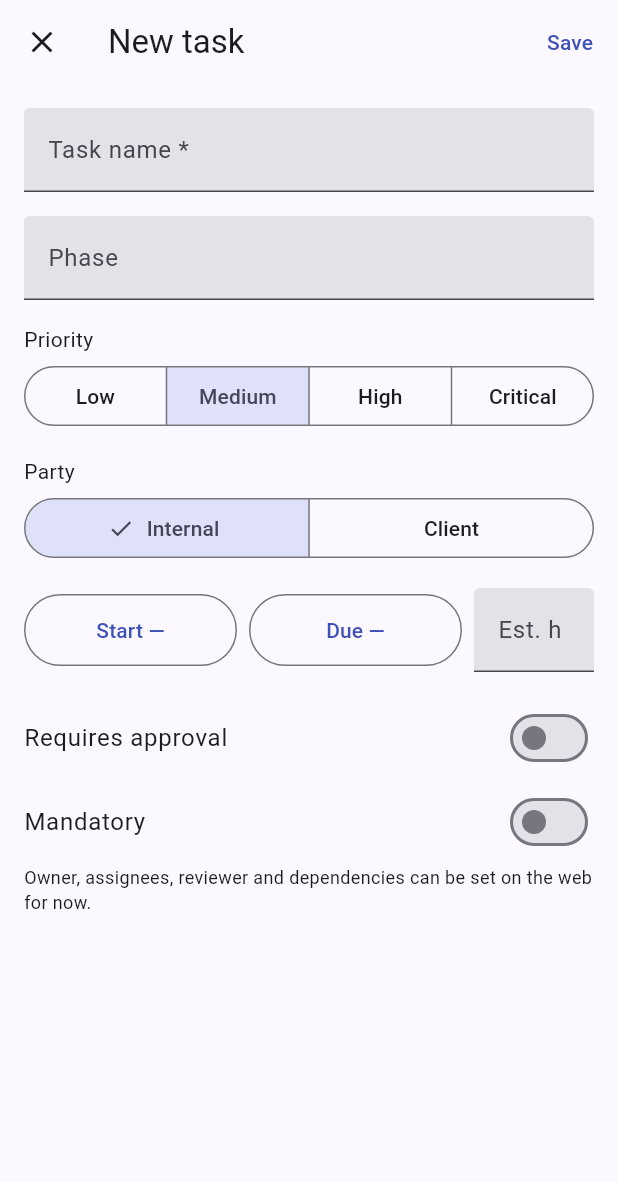
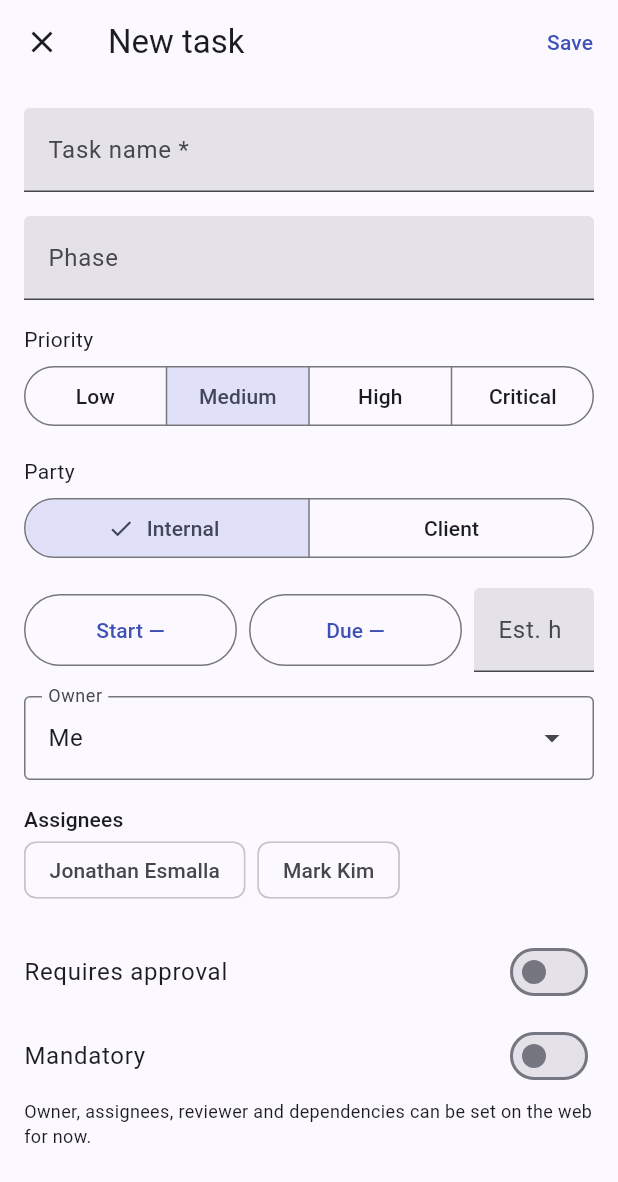
Before and after one commit to jomersonnazaire/Project-Management, a Flutter app: the CreateTaskScreen screen opened directly with empty values, on a phone screen of 412 x 824 dp. Shown: the top 1182 px of the screen. Run offline on Flutter 3.47's test engine with Material 3 defaults, Android fonts, the phone set to English and light mode, and no system bars; our stand-ins replace file_picker, flutter_riverpod, flutter_svg, go_router.

Commit message:
feat(mobile): permission gating per useCan, role tests, Insights/workload/set-password fixes, task header, create-task people

```diff
--- a/mobile/lib/data/api_repositories.dart
+++ b/mobile/lib/data/api_repositories.dart
@@ -90,6 +90,9 @@ class ApiProjectRepository implements ProjectRepository {
       'estHours': t.estHours,
       'requiresApproval': t.requiresApproval,
       'mandatory': t.mandatory,
+      if (t.ownerId != null) 'ownerId': t.ownerId,
+      'assigneeIds': t.assigneeIds,
+      if (t.reviewerId != null) 'reviewerId': t.reviewerId,
     });
     return Task.fromJson(body['task'] as Map<String, dynamic>);
   }
--- a/mobile/lib/data/mock_repositories.dart
+++ b/mobile/lib/data/mock_repositories.dart
@@ -478,7 +478,7 @@ class MockProjectRepository implements ProjectRepository {
       estHours: n.estHours,
       requiresApproval: n.requiresApproval,
       mandatory: n.mandatory,
-      ownerName: MockAuthRepository.user.name,
+      ownerName: n.ownerName ?? MockAuthRepository.user.name,
     );
     store.tasks.add(t);
     return t;
--- a/mobile/lib/data/models.dart
+++ b/mobile/lib/data/models.dart
@@ -293,9 +293,14 @@ class NewTask {
     this.estHours,
     this.requiresApproval = false,
     this.mandatory = false,
+    this.ownerId,
+    this.ownerName,
+    this.reviewerId,
+    this.assigneeIds = const [],
   });
   final String name;
-  final String? phase;
+  final String? phase, ownerId, ownerName, reviewerId;
+  final List<String> assigneeIds;
   final Priority priority;
   final Party party;
   final DateTime? plannedStart, dueDate;
--- a/mobile/lib/data/p3.dart
+++ b/mobile/lib/data/p3.dart
@@ -1037,7 +1037,10 @@ class MockP3Repository implements P3Repository {
   @override
   Future<List<Json>> workload({String? teamId}) async => [
     for (final r in _workload)
-      if (teamId == null || jsonList(r['teams']).any((t) => t['id'] == teamId))
+      if (teamId == null ||
+          ((r['teams'] as List?) ?? const []).any(
+            (t) => t is Map && t['id'] == teamId,
+          ))
         r,
   ];
   static final _workload = <Json>[
--- a/mobile/lib/state/p3_providers.dart
+++ b/mobile/lib/state/p3_providers.dart
@@ -83,8 +83,8 @@ final workloadTeamsProvider = FutureProvider<List<Json>>((ref) async {
   final rows = await ref.watch(workloadProvider(null).future);
   final m = <String, Json>{};
   for (final r in rows) {
-    for (final t in jsonList(r['teams'])) {
-      m['${t['id']}'] = t;
+    for (final t in (r['teams'] as List?) ?? const []) {
+      if (t is Map) m['${t['id']}'] = {'id': t['id'], 'name': t['name']};
     }
   }
   return m.values.toList();
--- a/mobile/lib/ui/screens/home_screens.dart
+++ b/mobile/lib/ui/screens/home_screens.dart
@@ -393,9 +393,10 @@ class _IssuesListState extends ConsumerState<IssuesList> {
           children: [
             SizedBox(
               height: 52,
-              child: ListView(
+              child: SingleChildScrollView(
                 scrollDirection: Axis.horizontal,
                 padding: const EdgeInsets.all(Space.s),
+                child: Row(
                   children: [
                     for (final f in ['Open', 'Mine', 'High', 'Closed'])
                       Padding(
@@ -418,6 +419,7 @@ class _IssuesListState extends ConsumerState<IssuesList> {
                         ),
                       ),
                   ],
+                ),
               ),
             ),
             Expanded(
--- a/mobile/lib/ui/screens/project_screens.dart
+++ b/mobile/lib/ui/screens/project_screens.dart
@@ -1,5 +1,6 @@
 import '../../state/v2_providers.dart';
 import '../v2/project_form.dart';
+import '../../state/p2_providers.dart';
 import '../v2/project_p2.dart';
 
 import 'package:flutter/material.dart';
@@ -7,6 +8,7 @@ import 'package:flutter_riverpod/flutter_riverpod.dart';
 import 'package:go_router/go_router.dart';
 
 import '../../data/models.dart';
+import '../../data/v2_repositories.dart' show NamedRef;
 import '../../state/providers.dart';
 import '../../theme/app_theme.dart';
 import '../widgets/common.dart';
@@ -645,6 +647,8 @@ class _CreateTaskScreenState extends ConsumerState<CreateTaskScreen> {
   Party _party = Party.internal;
   DateTime? _start, _due;
   bool _approval = false, _mandatory = false, _busy = false;
+  String? _owner, _reviewer;
+  final _assignees = <String>{};
 
   @override
   void dispose() {
@@ -652,6 +656,68 @@ class _CreateTaskScreenState extends ConsumerState<CreateTaskScreen> {
     _phase.dispose();
     _est.dispose();
     super.dispose();
+  }
+
+  /// Project team (GET /projects/:id members) for owner, assignees and reviewer.
+  List<NamedRef> _people() =>
+      ref.watch(projectExtrasProvider(widget.projectId)).value?.members ??
+      const [];
+
+  List<Widget> _peopleFields(BuildContext context) {
+    final people = _people();
+    if (people.isEmpty) return const [];
+    return [
+      DropdownMenu<String?>(
+        key: const Key('taskOwner'),
+        expandedInsets: EdgeInsets.zero,
+        label: const Text('Owner'),
+        initialSelection: _owner,
+        onSelected: (v) => setState(() => _owner = v),
+        dropdownMenuEntries: [
+          const DropdownMenuEntry(value: null, label: 'Me'),
+          for (final m in people) DropdownMenuEntry(value: m.id, label: m.name),
+        ],
+      ),
+      const SizedBox(height: Space.m),
+      Text('Assignees', style: Theme.of(context).textTheme.titleSmall),
+      Wrap(
+        spacing: Space.s,
+        children: [
+          for (final m in people)
+            FilterChip(
+              key: Key('taskAssignee_${m.id}'),
+              label: Text(m.name),
+              selected: _assignees.contains(m.id),
+              onSelected: (v) => setState(
+                () => v ? _assignees.add(m.id) : _assignees.remove(m.id),
+              ),
+            ),
+        ],
+      ),
+      const SizedBox(height: Space.m),
+    ];
+  }
+
+  List<Widget> _reviewerField() {
+    final people = _people();
+    if (!_approval || people.isEmpty) return const [];
+    return [
+      Padding(
+        padding: const EdgeInsets.only(bottom: Space.m),
+        child: DropdownMenu<String?>(
+          key: const Key('taskReviewer'),
+          expandedInsets: EdgeInsets.zero,
+          label: const Text('Reviewer'),
+          initialSelection: _reviewer,
+          onSelected: (v) => setState(() => _reviewer = v),
+          dropdownMenuEntries: [
+            const DropdownMenuEntry(value: null, label: 'Project manager'),
+            for (final m in people)
+              DropdownMenuEntry(value: m.id, label: m.name),
+          ],
+        ),
+      ),
+    ];
   }
 
   Future<void> _pick(bool start) async {
@@ -686,6 +752,13 @@ class _CreateTaskScreenState extends ConsumerState<CreateTaskScreen> {
               estHours: double.tryParse(_est.text),
               requiresApproval: _approval,
               mandatory: _mandatory,
+              ownerId: _owner,
+              ownerName: _people()
+                  .where((m) => m.id == _owner)
+                  .firstOrNull
+                  ?.name,
+              reviewerId: _approval ? _reviewer : null,
+              assigneeIds: _assignees.toList(),
             ),
           );
       ref.invalidate(projectTasksProvider(widget.projectId));
@@ -720,6 +793,7 @@ class _CreateTaskScreenState extends ConsumerState<CreateTaskScreen> {
       body: Form(
         key: _form,
         child: ListView(
+          key: const Key('createTaskList'),
           padding: const EdgeInsets.all(Space.m),
           children: [
             TextFormField(
@@ -788,12 +862,14 @@ class _CreateTaskScreenState extends ConsumerState<CreateTaskScreen> {
               ],
             ),
             const SizedBox(height: Space.m),
+            ..._peopleFields(context),
             SwitchListTile(
               contentPadding: EdgeInsets.zero,
               title: const Text('Requires approval'),
               value: _approval,
               onChanged: (v) => setState(() => _approval = v),
             ),
+            ..._reviewerField(),
             SwitchListTile(
               contentPadding: EdgeInsets.zero,
               title: const Text('Mandatory'),
```
Also changed, not shown: mobile/lib/ui/v3/insights.dart (+19 -9 lines), 8 other files. Lines whose indentation alone changed are shown as unchanged.
